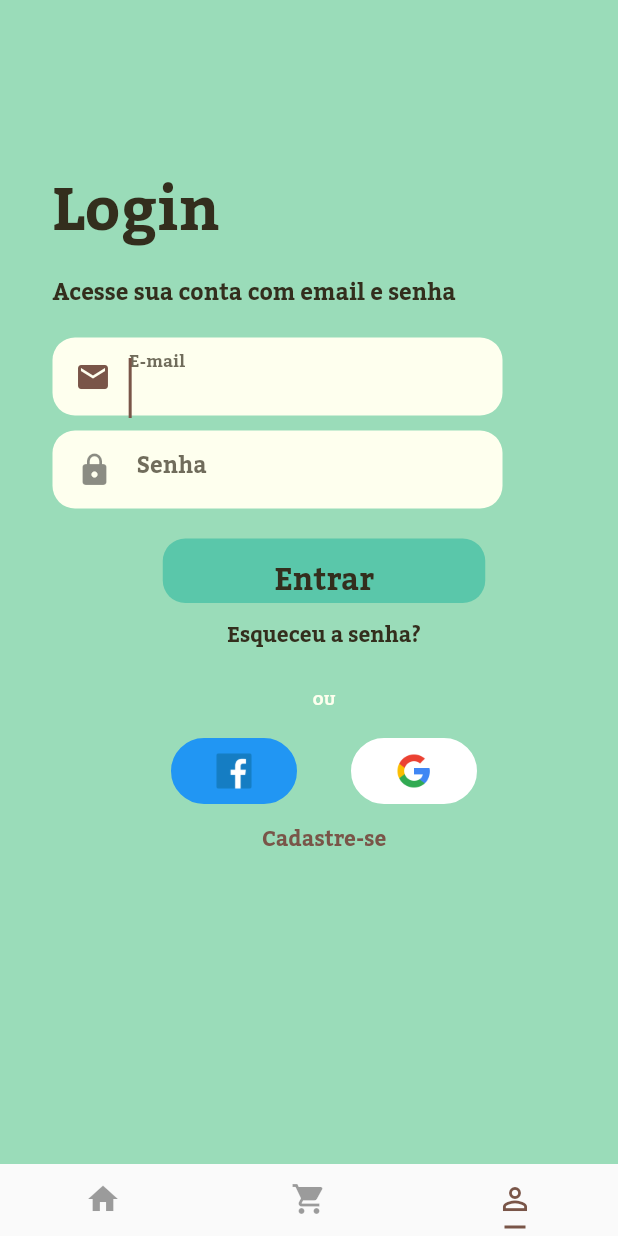
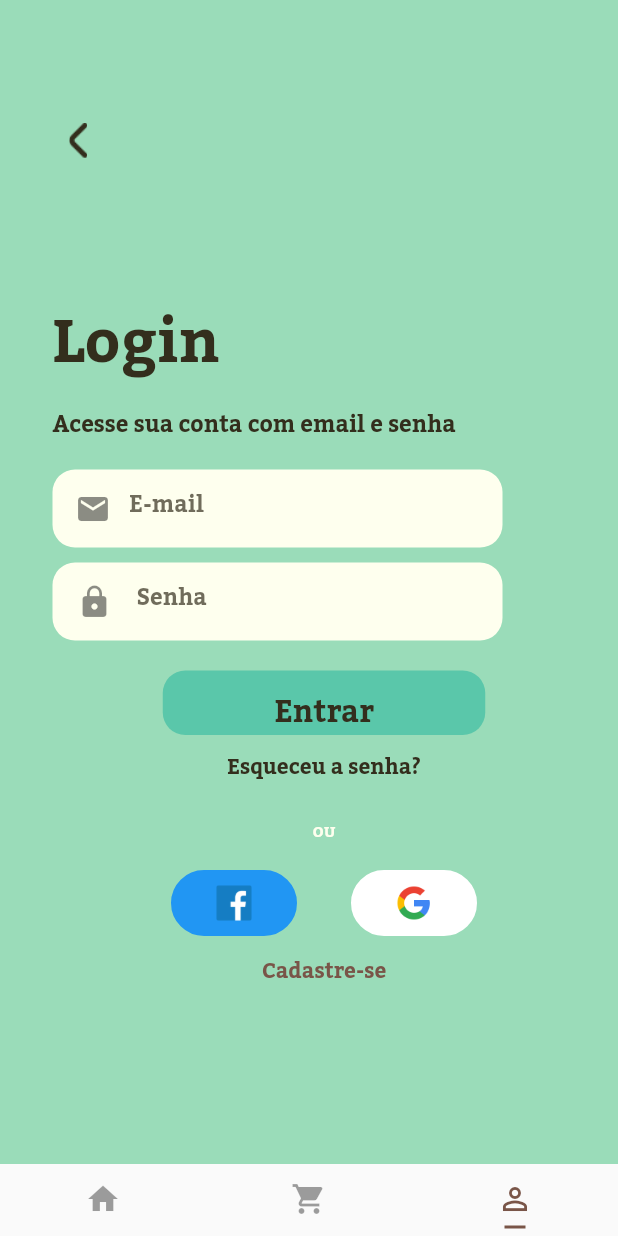
Before and after one commit to cauecbb/Ebook-Store-App, a Flutter app: the screen it shows after launch, item 3 of the bottom bar chosen, on a phone screen of 412 x 824 dp. Run offline on Flutter 3.47's test engine with Material 2 defaults, Android fonts, the phone set to English and light mode, and no system bars.

Commit message:
Muda botao voltar LoginPage

```diff
--- a/lib/pages/login_page.dart
+++ b/lib/pages/login_page.dart
@@ -1,4 +1,5 @@
 import 'package:flutter/material.dart';
+import 'package:library_app/pages/home_page.dart';
 import 'package:library_app/pages/signup_page.dart';
 
 class LoginPage extends StatefulWidget {
@@ -22,23 +23,53 @@ class _LoginPageState extends State<LoginPage> {
         color: const Color(0xFF9ADCB9),
         padding: const EdgeInsets.only(
           left: 20,
-          top: 100,
         ),
         child: Column(
           children: <Widget>[
             Padding(
               padding: const EdgeInsets.only(
-                left: 15,
                 right: 15,
+                top: 40,
               ),
               child: Form(
                 key: _formkey,
                 child: Column(
                   crossAxisAlignment: CrossAxisAlignment.start,
                   children: <Widget>[
+                    const SizedBox(
+                      height: 30,
+                    ),
+                    Column(
+                      children: <Widget>[
+                        TextButton(
+                          onPressed: () {
+                            // Navigator.push(
+                            //   context,
+                            //   MaterialPageRoute(
+                            //     builder: (context) => const HomePage(),
+                            //   ),
+                            // );
+                          },
+                          child: SizedBox(
+                            child: Image.asset(
+                              "assets/img/botao-voltar.png",
+                              height: 24,
+                              width: 20,
+                            ),
+                          ),
+                        )
+                      ],
+                    ),
+                    const SizedBox(
+                      height: 70,
+                    ),
                     Row(
                       children: <Widget>[
-                        Column(
+                        Container(
+                          padding: const EdgeInsets.only(
+                            left: 15,
+                          ),
+                          child: Column(
                             crossAxisAlignment: CrossAxisAlignment.start,
                             children: const <Widget>[
                               Text(
@@ -61,14 +92,15 @@ class _LoginPageState extends State<LoginPage> {
                               ),
                             ],
                           ),
+                        ),
                       ],
                     ),
                     const SizedBox(
                       height: 15,
                     ),
-                    Column(
-                      children: <Widget>[
                     Container(
+                      padding: const EdgeInsets.only(left: 15),
+                      child: Container(
                         width: 300,
                         height: 52,
                         padding: const EdgeInsets.only(
@@ -81,7 +113,7 @@ class _LoginPageState extends State<LoginPage> {
                           ),
                         ),
                         child: TextFormField(
-                            autofocus: true,
+                          autofocus: false,
                           keyboardType: TextInputType.emailAddress,
                           decoration: const InputDecoration(
                             border: InputBorder.none,
@@ -105,12 +137,13 @@ class _LoginPageState extends State<LoginPage> {
                           onSaved: (input) => _email = input!,
                         ),
                       ),
-                      ],
                     ),
                     const SizedBox(
                       height: 10,
                     ),
                     Container(
+                      padding: const EdgeInsets.only(left: 15),
+                      child: Container(
                         width: 300,
                         height: 52,
                         padding: const EdgeInsets.only(
@@ -123,7 +156,7 @@ class _LoginPageState extends State<LoginPage> {
                           ),
                         ),
                         child: TextFormField(
-                        autofocus: true,
+                          autofocus: false,
                           keyboardType: TextInputType.text,
                           obscureText: true,
                           decoration: const InputDecoration(
@@ -146,6 +179,7 @@ class _LoginPageState extends State<LoginPage> {
                             return null;
                           },
                           onSaved: (input) => _password = input!,
+                        ),
                       ),
                     ),
                   ],
@@ -244,7 +278,9 @@ class _LoginPageState extends State<LoginPage> {
                     ),
                   ),
                 ),
-                const SizedBox(width: 36),
+                const SizedBox(
+                  width: 36,
+                ),
                 Container(
                   width: 84,
                   height: 44,
```
Also changed, not shown: assets/img/botao-voltar.png. Lines whose indentation alone changed are shown as unchanged.
